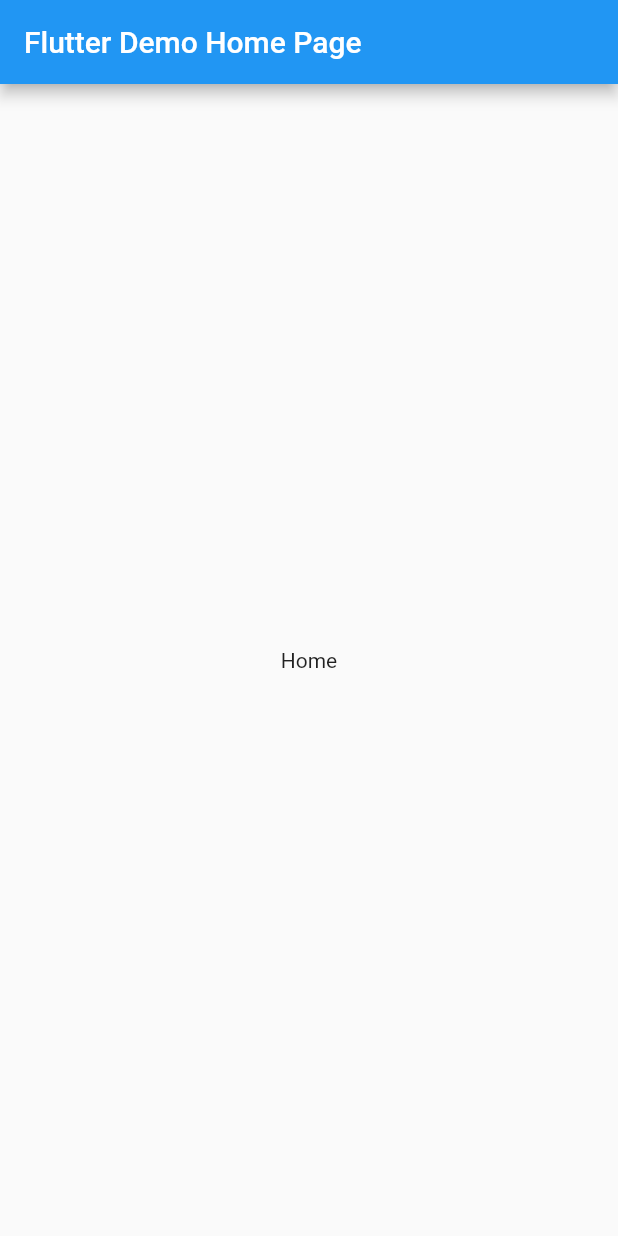
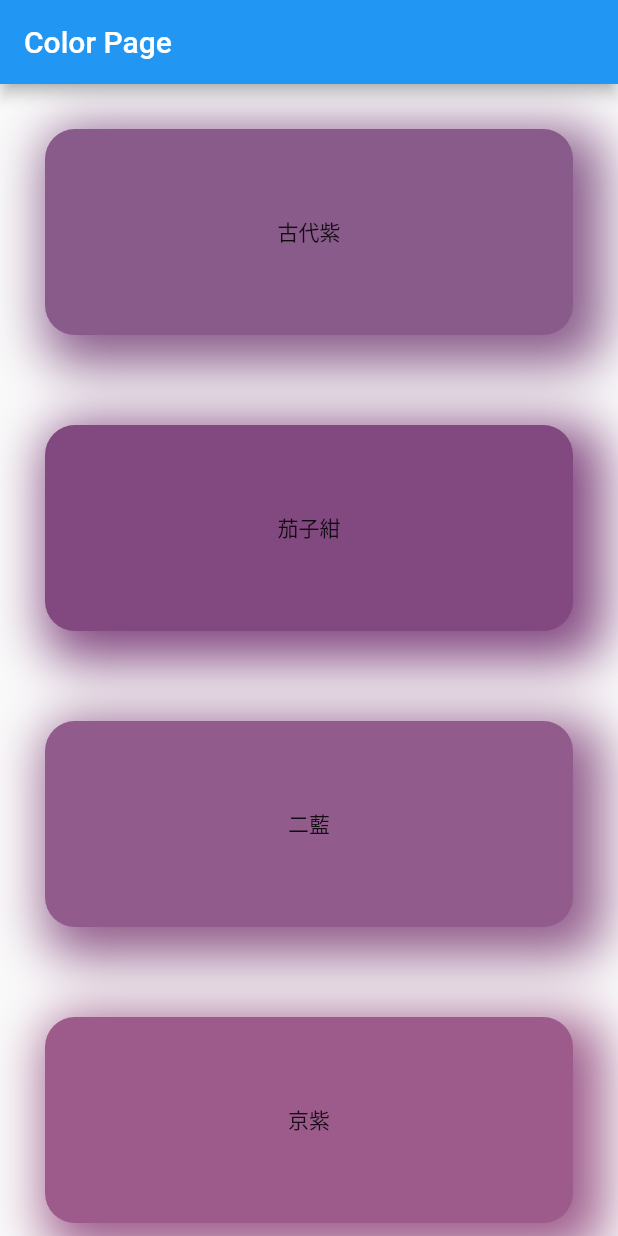
Before and after one commit to a5chin/Color-App, a Flutter app: the screen it shows after launch, on a phone screen of 412 x 824 dp. Run offline on Flutter 3.47's test engine with Material 2 defaults, Android fonts, the phone set to English and light mode, and no system bars.

Commit message:
create details.dart

```diff
--- a/lib/main.dart
+++ b/lib/main.dart
@@ -1,4 +1,6 @@
 import 'package:flutter/material.dart';
+import 'models/hexcolor.dart';
+import 'models/details.dart';
 
 void main() {
   runApp(const MyApp());
@@ -10,11 +12,11 @@
   @override
   Widget build(BuildContext context) {
     return MaterialApp(
-      title: 'Flutter Demo',
+      title: 'JColor',
       theme: ThemeData(
         primarySwatch: Colors.blue,
       ),
-      home: const MyHomePage(title: 'Flutter Demo Home Page'),
+      home: const MyHomePage(title: 'Color Page'),
     );
   }
 }
@@ -30,13 +32,56 @@
 class _MyHomePageState extends State<MyHomePage> {
   @override
   Widget build(BuildContext context) {
+    final Size _size = MediaQuery.of(context).size;
+    List<String> _colors = [
+      '895b8a',
+      '824880',
+      '915c8b',
+      '9d5b8b',
+      '7a4171',
+      'bc64a4'
+    ];
+    List<String> _names = ['古代紫', '茄子紺', '二藍', '京紫', '蒲葡', '若紫'];
+
     return Scaffold(
-      appBar: AppBar(
-        title: Text(widget.title),
-      ),
-      body: const Center(
-        child: Text('Home'),
-      ),
-    );
+        appBar: AppBar(
+          title: Text(widget.title),
+        ),
+        body: ListView(children: <Widget>[
+          for (var i = 0; i < _colors.length; i++)
+            GestureDetector(
+              child: Hero(
+                tag: '1',
+                child: Container(
+                  height: _size.height / 6,
+                  width: _size.width,
+                  margin: const EdgeInsets.all(30),
+                  decoration: BoxDecoration(
+                    color: HexColor(_colors[i]),
+                    borderRadius: BorderRadius.circular(20.0),
+                    boxShadow: [
+                      BoxShadow(
+                        color: HexColor(_colors[i]),
+                        spreadRadius: 10.0,
+                        blurRadius: 30.0,
+                        offset: const Offset(10, 10),
+                      ),
+                    ],
+                  ),
+                  child: Center(child: Text(_names[i])),
+                ),
+              ),
+              onTap: () {
+                Navigator.push(
+                  context,
+                  MaterialPageRoute(
+                    builder: (context) {
+                      return Details();
+                    },
+                  ),
+                );
+              },
+            ),
+        ]));
   }
 }
```
Also changed, not shown: lib/models/details.dart (added, +35 -0 lines).
